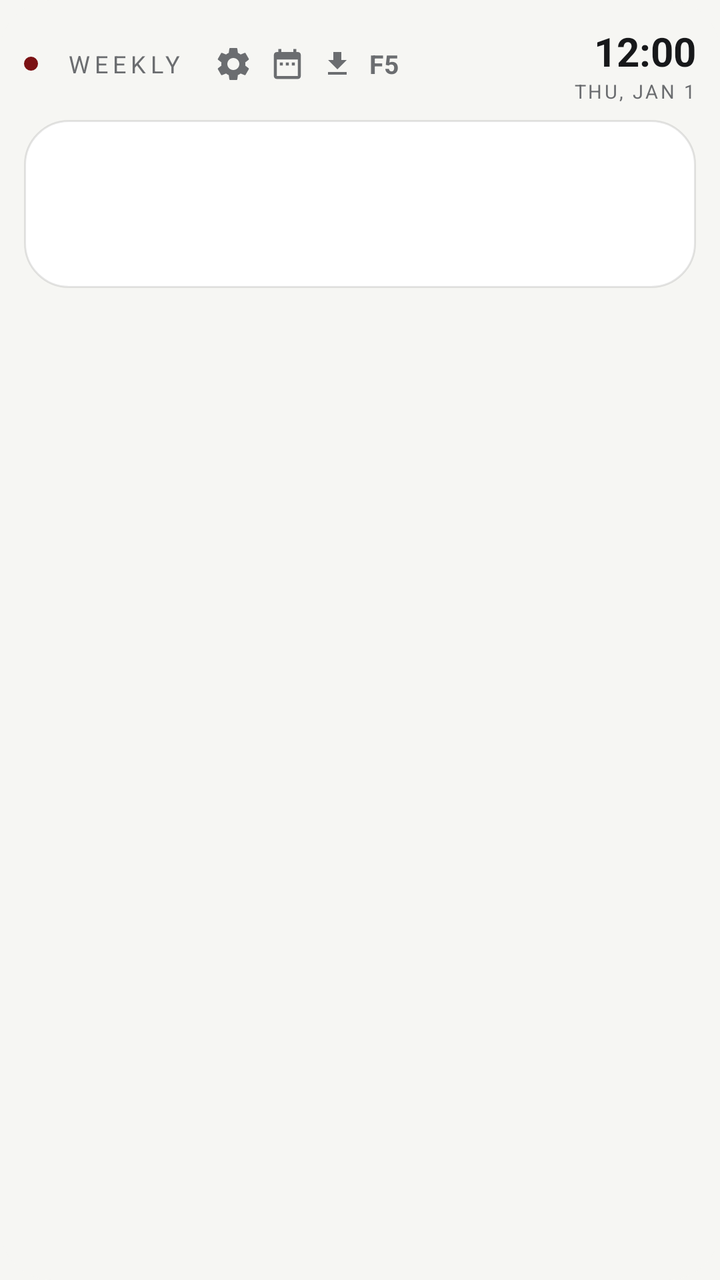
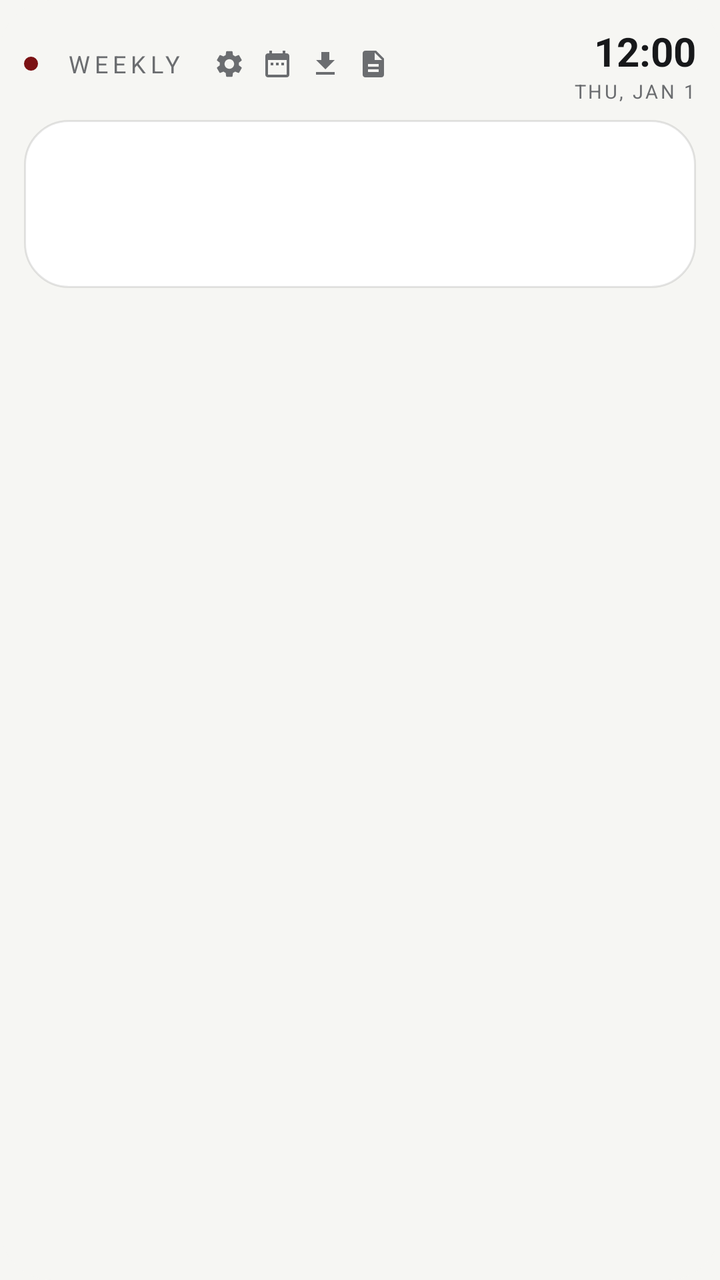

Compare the two renders of this Android layout. The source of the first and the diff that turns it into the second are given below.
<!-- AndroidManifest.xml: application theme Theme.CRSScheduler.GE -->
<!-- res/layout/week_widget_ge.xml -->
<?xml version="1.0" encoding="utf-8"?>
<FrameLayout xmlns:android="http://schemas.android.com/apk/res/android"
    android:layout_width="match_parent"
    android:layout_height="match_parent"
    android:background="@drawable/widget_bg_ge"
    android:clipToOutline="true">

    <LinearLayout
        android:layout_width="match_parent"
        android:layout_height="match_parent"
        android:orientation="vertical"
        android:paddingStart="12dp"
        android:paddingTop="12dp"
        android:paddingEnd="12dp"
        android:paddingBottom="3dp">

                <LinearLayout
            android:layout_width="match_parent"
            android:layout_height="wrap_content"
            android:orientation="horizontal"
            android:gravity="center_vertical"
            android:layout_marginBottom="8dp">

            <ImageView
                android:layout_width="7dp"
                android:layout_height="7dp"
                android:src="@drawable/dot_accent_ge" />

            <TextView
                android:id="@+id/header_brand_label"
                android:layout_width="wrap_content"
                android:layout_height="wrap_content"
                android:layout_marginStart="7dp"
                android:paddingStart="7dp"
                android:paddingEnd="7dp"
                android:paddingTop="3dp"
                android:paddingBottom="3dp"
                android:text="WEEKLY"
                android:textColor="@color/ge_ink_dim"
                android:textSize="12sp"
                android:letterSpacing="0.2"
                android:maxLines="1"
                android:ellipsize="end" />

            <ImageView
                android:id="@+id/btn_settings"
                android:layout_width="20dp"
                android:layout_height="20dp"
                android:layout_marginStart="8dp"
                android:src="@drawable/ic_settings_ge" />

            <ImageView
                android:id="@+id/btn_view_full_schedule"
                android:layout_width="18dp"
                android:layout_height="18dp"
                android:layout_marginStart="8dp"
                android:src="@drawable/ic_calendar_ge" />

            <ImageView
                android:id="@+id/btn_save"
                android:layout_width="16dp"
                android:layout_height="16dp"
                android:layout_marginStart="8dp"
                android:src="@drawable/ic_save_ge" />

            <TextView
                android:id="@+id/btn_form5"
                android:layout_width="wrap_content"
                android:layout_height="wrap_content"
                android:layout_marginStart="8dp"
                android:text="F5"
                android:textColor="@color/ge_ink_dim"
                android:textSize="13sp"
                android:textStyle="bold"
                android:letterSpacing="0.02" />

            <TextView
                android:layout_width="0dp"
                android:layout_height="1dp"
                android:layout_weight="1" />

            <LinearLayout
                android:layout_width="wrap_content"
                android:layout_height="wrap_content"
                android:orientation="vertical"
                android:gravity="end">

                <TextClock
                    android:id="@+id/clock_time"
                    android:layout_width="wrap_content"
                    android:layout_height="wrap_content"
                    android:format12Hour="h:mm"
                    android:format24Hour="HH:mm"
                    android:textColor="@color/ge_ink"
                    android:textSize="20sp"
                    android:textStyle="bold" />

                <TextClock
                    android:id="@+id/clock_date"
                    android:layout_width="wrap_content"
                    android:layout_height="wrap_content"
                    android:format12Hour="EEE, MMM d"
                    android:format24Hour="EEE, MMM d"
                    android:textAllCaps="true"
                    android:textColor="@color/ge_ink_dim"
                    android:textSize="9.5sp"
                    android:letterSpacing="0.12" />
            </LinearLayout>
        </LinearLayout>

                <FrameLayout
            android:id="@+id/summary_card"
            android:layout_width="match_parent"
            android:layout_height="wrap_content"
            android:background="@drawable/card_bg_ge"
            android:padding="12dp"
            android:layout_marginBottom="8dp">

            <LinearLayout
                android:layout_width="match_parent"
                android:layout_height="wrap_content"
                android:orientation="vertical">

                <TextView
                    android:id="@+id/summary_headline"
                    android:layout_width="match_parent"
                    android:layout_height="wrap_content"
                    android:textColor="@color/ge_ink"
                    android:textStyle="bold"
                    android:textSize="15.5sp"
                    android:maxLines="1"
                    android:ellipsize="end" />

                <TextView
                    android:id="@+id/summary_sub"
                    android:layout_width="match_parent"
                    android:layout_height="wrap_content"
                    android:textColor="@color/ge_ink_dim"
                    android:textSize="11sp"
                    android:layout_marginTop="5dp" />

                <TextView
                    android:id="@+id/summary_next"
                    android:layout_width="match_parent"
                    android:layout_height="wrap_content"
                    android:textColor="@color/ge_ink_dim"
                    android:textSize="10.5sp"
                    android:layout_marginTop="5dp"
                    android:maxLines="1"
                    android:ellipsize="end" />
            </LinearLayout>
        </FrameLayout>

                <LinearLayout
            android:id="@+id/week_dots_row"
            android:layout_width="match_parent"
            android:layout_height="0dp"
            android:layout_weight="1"
            android:orientation="horizontal"
            android:gravity="center" />

    </LinearLayout>

</FrameLayout>
<!-- resources referenced by this layout -->
<resources>
  <color name="ge_ink">#17181A</color>
  <color name="ge_ink_dim">#6B6D70</color>
  <!-- drawable card_bg_ge (drawable) -->
  <?xml version="1.0" encoding="utf-8"?>
  <shape xmlns:android="http://schemas.android.com/apk/res/android">
      <solid android:color="@color/ge_surface" />
      <corners android:radius="22dp" />
      <stroke android:width="1dp" android:color="@color/ge_line" />
  </shape>
  <!-- drawable dot_accent_ge (drawable) -->
  <?xml version="1.0" encoding="utf-8"?>
  <shape xmlns:android="http://schemas.android.com/apk/res/android" android:shape="oval">
      <solid android:color="@color/ge_accent" />
  </shape>
  <!-- drawable ic_calendar_ge (drawable) -->
  <?xml version="1.0" encoding="utf-8"?>
  <vector xmlns:android="http://schemas.android.com/apk/res/android"
      android:width="24dp"
      android:height="24dp"
      android:viewportWidth="24"
      android:viewportHeight="24"
      android:tint="@color/ge_ink_dim">
      <path
          android:fillColor="#FF000000"
          android:pathData="M9,11H7v2h2V11z M13,11h-2v2h2V11z M17,11h-2v2h2V11z M19,4h-1V2h-2v2H8V2H6v2H5C3.89,4 3.01,4.9 3.01,6L3,20c0,1.1 0.89,2 2,2h14c1.1,0 2,-0.9 2,-2V6C21,4.9 20.1,4 19,4z M19,20H5V9h14V20z" />
  </vector>
  <!-- drawable ic_save_ge (drawable) -->
  <?xml version="1.0" encoding="utf-8"?>
  <vector xmlns:android="http://schemas.android.com/apk/res/android"
      android:width="24dp"
      android:height="24dp"
      android:viewportWidth="24"
      android:viewportHeight="24"
      android:tint="@color/ge_ink_dim">
      <path
          android:fillColor="#FF000000"
          android:pathData="M19,9h-4V3H9v6H5l7,7l7,-7zM5,18v2h14v-2H5z" />
  </vector>
  <!-- drawable widget_bg_ge (drawable) -->
  <?xml version="1.0" encoding="utf-8"?>
  <shape xmlns:android="http://schemas.android.com/apk/res/android">
      <solid android:color="@color/ge_bg" />
      <corners android:radius="26dp" />
  </shape>
  <style name="Theme.CRSScheduler.GE" parent="Theme.AppCompat.DayNight.NoActionBar">
          <item name="android:windowBackground">@color/ge_bg</item>
          <item name="colorPrimary">@color/ge_accent</item>
          <item name="colorPrimaryDark">@color/ge_bg</item>
          <item name="colorAccent">@color/ge_accent</item>
      </style>
  <color name="ge_surface">#FFFFFF</color>
  <color name="ge_line">#1A000000</color>
  <color name="ge_accent">#7B1113</color>
  <color name="ge_bg">#F6F6F3</color>
  <!-- unchanged entries left out for length: 1 -->
</resources>

<!-- the commit's change to res/layout/week_widget_ge.xml (unified diff, before → after) -->
@@ -44,17 +44,26 @@
 
             <ImageView
                 android:id="@+id/btn_settings"
-                android:layout_width="20dp"
-                android:layout_height="20dp"
+                android:layout_width="16dp"
+                android:layout_height="16dp"
                 android:layout_marginStart="8dp"
                 android:src="@drawable/ic_settings_ge" />
 
-            <ImageView
+            <LinearLayout
                 android:id="@+id/btn_view_full_schedule"
-                android:layout_width="18dp"
-                android:layout_height="18dp"
+                android:layout_width="wrap_content"
+                android:layout_height="wrap_content"
                 android:layout_marginStart="8dp"
-                android:src="@drawable/ic_calendar_ge" />
+                android:gravity="center"
+                android:paddingTop="4dp"
+                android:paddingBottom="4dp">
+
+                <ImageView
+                    android:id="@+id/view_full_schedule_icon"
+                    android:layout_width="16dp"
+                    android:layout_height="16dp"
+                    android:src="@drawable/ic_calendar_ge" />
+                </LinearLayout>
 
             <ImageView
                 android:id="@+id/btn_save"
@@ -63,16 +72,12 @@
                 android:layout_marginStart="8dp"
                 android:src="@drawable/ic_save_ge" />
 
-            <TextView
+            <ImageView
                 android:id="@+id/btn_form5"
-                android:layout_width="wrap_content"
-                android:layout_height="wrap_content"
+                android:layout_width="16dp"
+                android:layout_height="16dp"
                 android:layout_marginStart="8dp"
-                android:text="F5"
-                android:textColor="@color/ge_ink_dim"
-                android:textSize="13sp"
-                android:textStyle="bold"
-                android:letterSpacing="0.02" />
+                android:src="@drawable/ic_form5_ge" />
 
             <TextView
                 android:layout_width="0dp"
<!-- resource entries referenced after the edit -->
@@ -25,6 +25,18 @@
       <path
           android:fillColor="#FF000000"
           android:pathData="M9,11H7v2h2V11z M13,11h-2v2h2V11z M17,11h-2v2h2V11z M19,4h-1V2h-2v2H8V2H6v2H5C3.89,4 3.01,4.9 3.01,6L3,20c0,1.1 0.89,2 2,2h14c1.1,0 2,-0.9 2,-2V6C21,4.9 20.1,4 19,4z M19,20H5V9h14V20z" />
+  </vector>
+  <!-- drawable ic_form5_ge (drawable) -->
+  <?xml version="1.0" encoding="utf-8"?>
+  <vector xmlns:android="http://schemas.android.com/apk/res/android"
+      android:width="24dp"
+      android:height="24dp"
+      android:viewportWidth="24"
+      android:viewportHeight="24"
+      android:tint="@color/ge_ink_dim">
+      <path
+          android:fillColor="#FF000000"
+          android:pathData="M14,2H6C4.9,2 4,2.9 4,4v16c0,1.1 0.89,2 1.99,2H18c1.1,0 2,-0.9 2,-2V8L14,2zM16,18H8v-2h8V18zM16,14H8v-2h8V14zM13,9V3.5L18.5,9H13z" />
   </vector>
   <!-- drawable ic_save_ge (drawable) -->
   <?xml version="1.0" encoding="utf-8"?>
